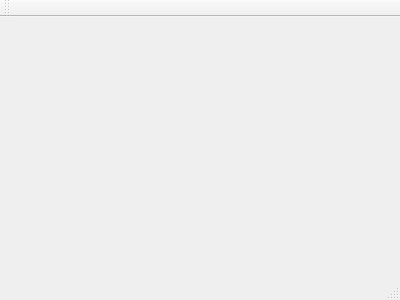
Qt form mainwindow.ui (fjimenez1999/tp4-progra2) before a commit.
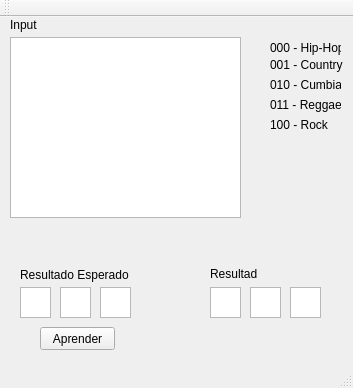
The same form after that commit.

```diff
--- a/mainwindow.ui
+++ b/mainwindow.ui
@@ -1,24 +1,227 @@
 <ui version="4.0">
  <class>MainWindow</class>
- <widget class="QMainWindow" name="MainWindow" >
-  <property name="geometry" >
+ <widget class="QMainWindow" name="MainWindow">
+  <property name="geometry">
    <rect>
     <x>0</x>
     <y>0</y>
-    <width>400</width>
-    <height>300</height>
+    <width>353</width>
+    <height>388</height>
    </rect>
   </property>
   <property name="windowTitle" >
    <string>MainWindow</string>
   </property>
-  <widget class="QMenuBar" name="menuBar" />
-  <widget class="QToolBar" name="mainToolBar" />
-  <widget class="QWidget" name="centralWidget" />
-  <widget class="QStatusBar" name="statusBar" />
+  <widget class="QWidget" name="centralWidget">
+   <widget class="QTextEdit" name="textEdit">
+    <property name="geometry">
+     <rect>
+      <x>10</x>
+      <y>20</y>
+      <width>231</width>
+      <height>181</height>
+     </rect>
+    </property>
+   </widget>
+   <widget class="QLabel" name="label">
+    <property name="geometry">
+     <rect>
+      <x>270</x>
+      <y>20</y>
+      <width>71</width>
+      <height>21</height>
+     </rect>
+    </property>
+    <property name="text">
+     <string>000 - Hip-Hop</string>
+    </property>
+   </widget>
+   <widget class="QLabel" name="label_2">
+    <property name="geometry">
+     <rect>
+      <x>270</x>
+      <y>40</y>
+      <width>91</width>
+      <height>16</height>
+     </rect>
+    </property>
+    <property name="text">
+     <string>001 - Country</string>
+    </property>
+   </widget>
+   <widget class="QLabel" name="label_3">
+    <property name="geometry">
+     <rect>
+      <x>270</x>
+      <y>60</y>
+      <width>71</width>
+      <height>16</height>
+     </rect>
+    </property>
+    <property name="text">
+     <string>010 - Cumbia</string>
+    </property>
+   </widget>
+   <widget class="QLabel" name="label_4">
+    <property name="geometry">
+     <rect>
+      <x>270</x>
+      <y>80</y>
+      <width>71</width>
+      <height>16</height>
+     </rect>
+    </property>
+    <property name="text">
+     <string>011 - Reggae</string>
+    </property>
+   </widget>
+   <widget class="QLabel" name="label_5">
+    <property name="geometry">
+     <rect>
+      <x>270</x>
+      <y>100</y>
+      <width>61</width>
+      <height>16</height>
+     </rect>
+    </property>
+    <property name="text">
+     <string>100 - Rock</string>
+    </property>
+   </widget>
+   <widget class="QLabel" name="label_6">
+    <property name="geometry">
+     <rect>
+      <x>10</x>
+      <y>0</y>
+      <width>31</width>
+      <height>16</height>
+     </rect>
+    </property>
+    <property name="text">
+     <string>Input</string>
+    </property>
+   </widget>
+   <widget class="QLabel" name="label_7">
+    <property name="geometry">
+     <rect>
+      <x>210</x>
+      <y>250</y>
+      <width>47</width>
+      <height>13</height>
+     </rect>
+    </property>
+    <property name="text">
+     <string>Resultado</string>
+    </property>
+   </widget>
+   <widget class="QPushButton" name="pushButton">
+    <property name="geometry">
+     <rect>
+      <x>40</x>
+      <y>310</y>
+      <width>75</width>
+      <height>23</height>
+     </rect>
+    </property>
+    <property name="text">
+     <string>Aprender</string>
+    </property>
+   </widget>
+   <widget class="QTextEdit" name="textEdit_3">
+    <property name="geometry">
+     <rect>
+      <x>20</x>
+      <y>270</y>
+      <width>31</width>
+      <height>31</height>
+     </rect>
+    </property>
+   </widget>
+   <widget class="QLabel" name="label_8">
+    <property name="geometry">
+     <rect>
+      <x>20</x>
+      <y>250</y>
+      <width>121</width>
+      <height>16</height>
+     </rect>
+    </property>
+    <property name="text">
+     <string>Resultado Esperado</string>
+    </property>
+   </widget>
+   <widget class="QTextEdit" name="textEdit_4">
+    <property name="geometry">
+     <rect>
+      <x>60</x>
+      <y>270</y>
+      <width>31</width>
+      <height>31</height>
+     </rect>
+    </property>
+   </widget>
+   <widget class="QTextEdit" name="textEdit_5">
+    <property name="geometry">
+     <rect>
+      <x>100</x>
+      <y>270</y>
+      <width>31</width>
+      <height>31</height>
+     </rect>
+    </property>
+   </widget>
+   <widget class="QTextEdit" name="textEdit_9">
+    <property name="geometry">
+     <rect>
+      <x>210</x>
+      <y>270</y>
+      <width>31</width>
+      <height>31</height>
+     </rect>
+    </property>
+   </widget>
+   <widget class="QTextEdit" name="textEdit_10">
+    <property name="geometry">
+     <rect>
+      <x>250</x>
+      <y>270</y>
+      <width>31</width>
+      <height>31</height>
+     </rect>
+    </property>
+   </widget>
+   <widget class="QTextEdit" name="textEdit_12">
+    <property name="geometry">
+     <rect>
+      <x>290</x>
+      <y>270</y>
+      <width>31</width>
+      <height>31</height>
+     </rect>
+    </property>
+   </widget>
+  </widget>
+  <widget class="QMenuBar" name="menuBar">
+   <property name="geometry">
+    <rect>
+     <x>0</x>
+     <y>0</y>
+     <width>353</width>
+     <height>21</height>
+    </rect>
+   </property>
+  </widget>
+  <widget class="QToolBar" name="mainToolBar">
+   <attribute name="toolBarArea">
+    <enum>TopToolBarArea</enum>
+   </attribute>
+   <attribute name="toolBarBreak">
+    <bool>false</bool>
+   </attribute>
+  </widget>
+  <widget class="QStatusBar" name="statusBar"/>
  </widget>
- <layoutDefault spacing="6" margin="11" />
- <pixmapfunction></pixmapfunction>
+ <layoutdefault spacing="6" margin="11"/>
  <resources/>
  <connections/>
 </ui>
```
Left out of the diff: 3 changed lines with no effect on the pictures.
